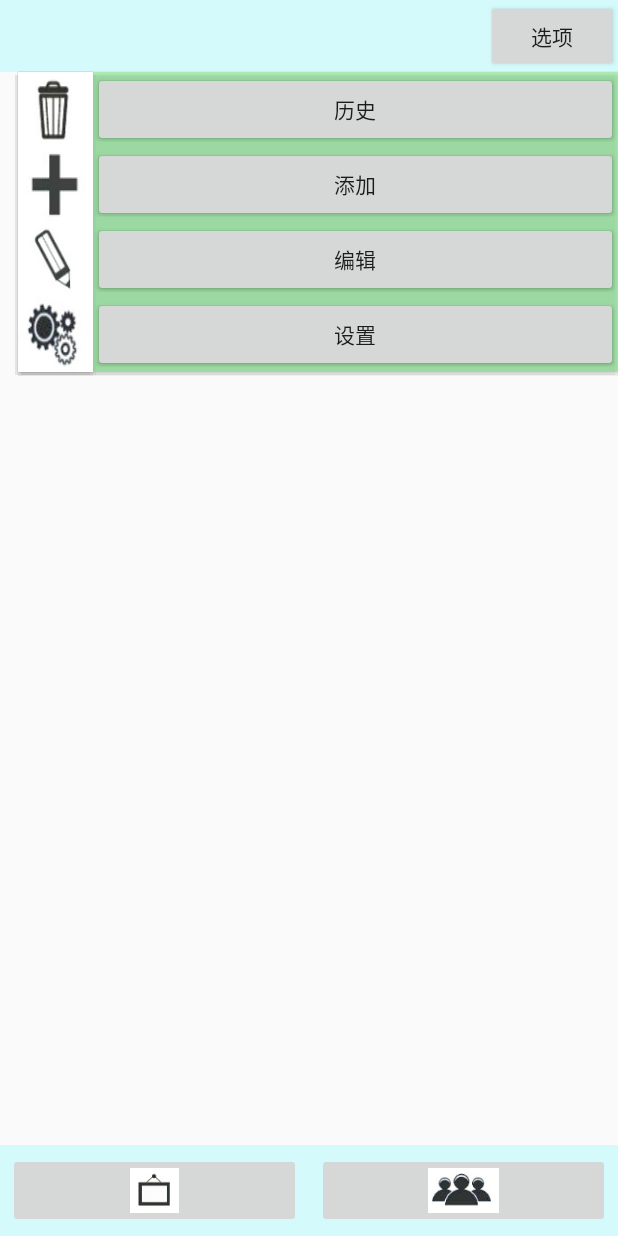
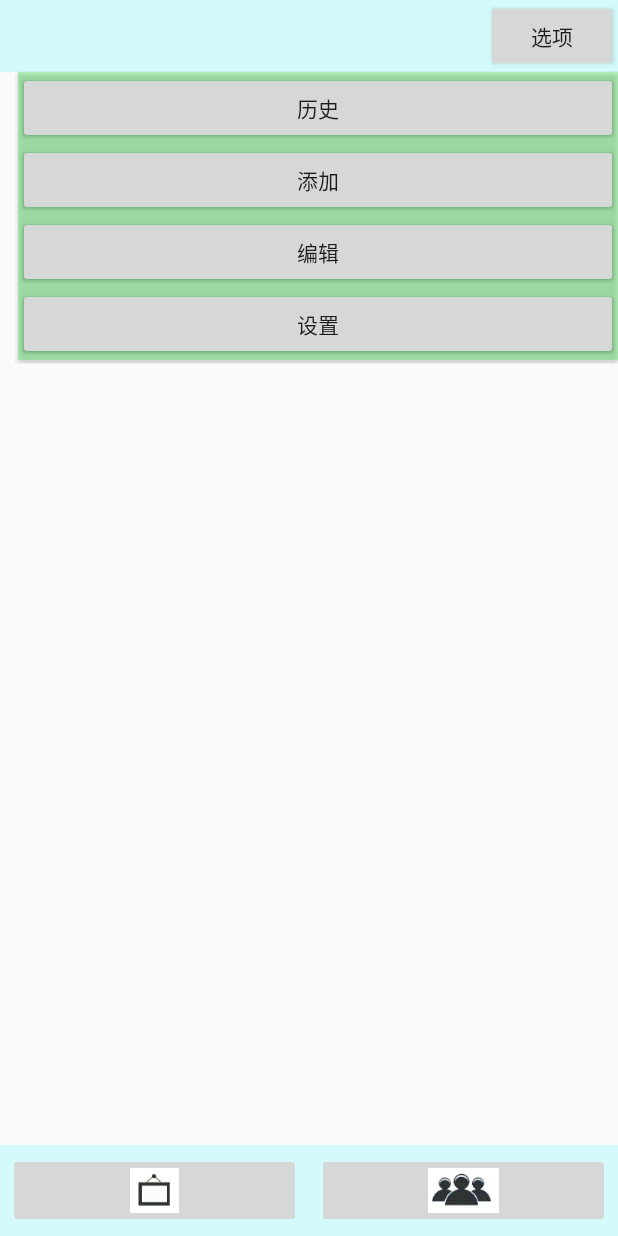
Before and after one commit to zzqCc/Memo, an Android app: the screen it shows after launch (MainActivity), after a tap on "选项", on a phone screen of 412 x 824 dp. Run offline under Robolectric (Android 15) with nearby library versions, the phone set to English and light mode, and no system bars.

Commit message:
cancel option item picture

```diff
--- a/Memo2/app/src/main/res/layout/option_item.xml
+++ b/Memo2/app/src/main/res/layout/option_item.xml
@@ -1,75 +1,87 @@
 <?xml version="1.0" encoding="utf-8"?>
 <LinearLayout xmlns:android="http://schemas.android.com/apk/res/android"
-    android:orientation="vertical" android:layout_width="150dp"
+     android:layout_width="150dp"
+    android:orientation="vertical"
     android:layout_height="wrap_content"
-    android:layout_gravity="right">
+    >
     <LinearLayout
         android:layout_width="match_parent"
         android:layout_height="wrap_content"
         android:orientation="horizontal"
 
         android:background="#7b7ffa89">
-        <ImageView
+       <!-- <ImageView
             android:layout_width="50dp"
             android:layout_height="50dp"
             android:background="@mipmap/hisrory"
-            android:scaleType="fitCenter" />
+            android:scaleType="fitCenter" />-->
         <Button
             android:layout_width="0dp"
             android:layout_height="match_parent"
             android:layout_weight="1"
             android:id="@+id/history_item"
-            android:text="历史"/>
+            android:text="历史"
+            />
     </LinearLayout>
     <LinearLayout
         android:layout_width="match_parent"
         android:layout_height="wrap_content"
         android:orientation="horizontal"
         android:background="#7b7ffa89">
-        <ImageView
+        <!--<ImageView
             android:layout_width="50dp"
             android:layout_height="50dp"
             android:background="@mipmap/add"
-            android:scaleType="fitCenter" />
+            android:scaleType="fitCenter" />-->
         <Button
             android:layout_width="0dp"
             android:layout_height="match_parent"
             android:layout_weight="1"
             android:id="@+id/add_item"
-            android:text="添加"/>
+            android:text="添加"
+            />
     </LinearLayout>
     <LinearLayout
         android:layout_width="match_parent"
         android:layout_height="wrap_content"
         android:orientation="horizontal"
         android:background="#7b7ffa89">
-        <ImageView
+       <!-- <ImageView
             android:layout_width="50dp"
             android:layout_height="50dp"
             android:background="@mipmap/edit"
-            android:scaleType="fitCenter" />
+            android:scaleType="fitCenter" />-->
         <Button
             android:layout_width="0dp"
             android:layout_height="match_parent"
             android:layout_weight="1"
             android:id="@+id/edit_item"
-            android:text="编辑"/>
+            android:text="编辑"
+            />
     </LinearLayout>
     <LinearLayout
         android:layout_width="match_parent"
         android:layout_height="wrap_content"
         android:background="#7b7ffa89">
-        <ImageView
+        <!--<ImageView
             android:layout_width="50dp"
             android:layout_height="50dp"
             android:background="@mipmap/setting"
-            android:scaleType="fitCenter" />
+            android:scaleType="fitCenter" />-->
         <Button
             android:layout_width="0dp"
             android:layout_height="match_parent"
             android:layout_weight="1"
             android:id="@+id/setting_item"
-            android:text="设置"/>
+            android:text="设置"
+            />
     </LinearLayout>
-
+<!--<ImageView
+    android:layout_width="50dp"
+    android:layout_height="50dp"
+    android:id="@+id/optionItemImage"/>
+    <TextView
+        android:layout_width="match_parent"
+        android:layout_height="match_parent"
+        android:id="@+id/optionItemText"/>-->
 </LinearLayout>
```
Also changed, not shown: Memo2/app/src/main/java/com/example/lx/memo/OptionItem.java (added, +16 -0 lines), Memo2/app/src/main/java/com/example/lx/memo/OptionItemAdapter.java (added, +37 -0 lines), Memo2/app/src/main/res/layout/option_popupwindow.xml (added, +10 -0 lines).
